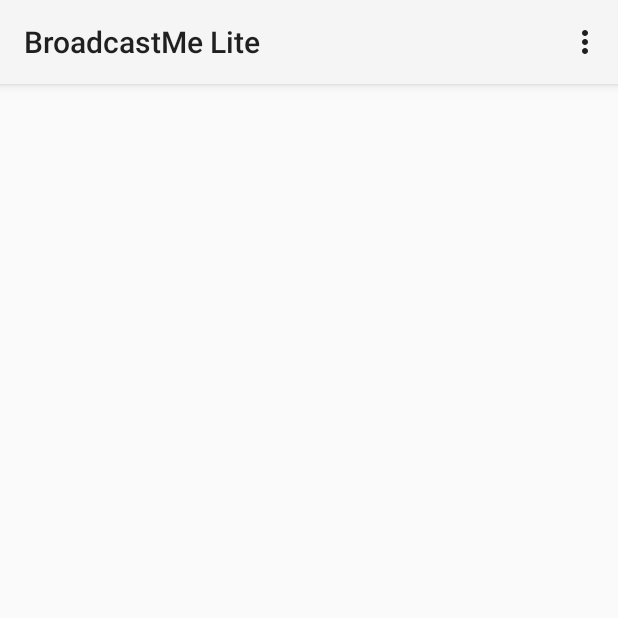
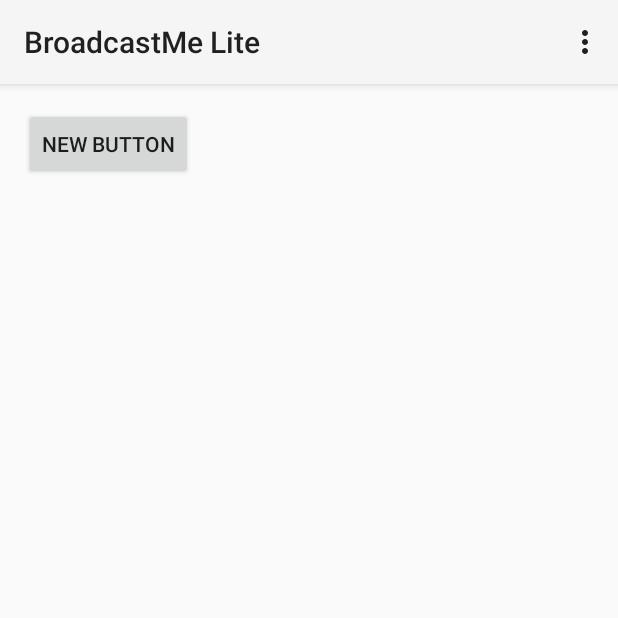
Before and after one commit to Stewin/BroadcastMe_Lite, an Android app: the screen it shows after launch (MainActivity), on a phone screen of 412 x 824 dp, the top half of it. Run offline under Robolectric (Android 15) with nearby library versions, the phone set to English and light mode, and no system bars.

Commit message:
added button

```diff
--- a/app/src/main/res/layout/activity_main.xml
+++ b/app/src/main/res/layout/activity_main.xml
@@ -5,4 +5,11 @@
     android:paddingTop="@dimen/activity_vertical_margin"
     android:paddingBottom="@dimen/activity_vertical_margin" tools:context=".MainActivity">
 
+    <Button
+        android:layout_width="wrap_content"
+        android:layout_height="wrap_content"
+        android:text="New Button"
+        android:id="@+id/button"
+        android:layout_alignParentTop="true"
+        android:layout_alignParentStart="true" />
 </RelativeLayout>
```
Also changed, not shown: 1 other file.
